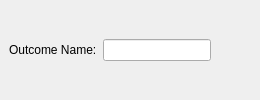
Qt form src/rc_metastudio/forms/outcome_name_page.ui (AliSalman-et-al/rc-metastudio) before a commit.
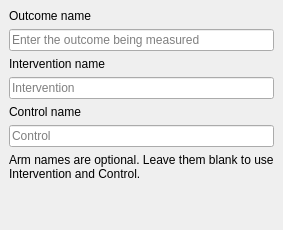
The same form after that commit.

Patch:
```diff
--- a/src/rc_metastudio/forms/outcome_name_page.ui
+++ b/src/rc_metastudio/forms/outcome_name_page.ui
@@ -2,74 +2,29 @@
 <ui version="4.0">
  <class>WizardPage</class>
  <widget class="QWizardPage" name="WizardPage">
-  <property name="geometry">
-   <rect>
-    <x>0</x>
-    <y>0</y>
-    <width>0</width>
-    <height>0</height>
-   </rect>
-  </property>
-  <property name="windowTitle">
-   <string>WizardPage</string>
-  </property>
-  <property name="title">
-   <string>Name the outcome</string>
-  </property>
-  <property name="subTitle">
-   <string/>
-  </property>
+  <property name="title"><string>Name the outcome and arms</string></property>
   <layout class="QVBoxLayout" name="workflowPageLayout">
-   <property name="leftMargin"><number>0</number></property>
-   <property name="topMargin"><number>0</number></property>
-   <property name="rightMargin"><number>0</number></property>
-   <property name="bottomMargin"><number>0</number></property>
-   <item>
-    <widget class="QScrollArea" name="pageScrollArea">
-     <property name="focusPolicy"><enum>Qt::NoFocus</enum></property>
-     <property name="frameShape"><enum>QFrame::NoFrame</enum></property>
-     <property name="widgetResizable"><bool>true</bool></property>
-     <widget class="QWidget" name="pageScrollContent">
-      <property name="sizePolicy"><sizepolicy hsizetype="Ignored" vsizetype="Preferred"><horstretch>0</horstretch><verstretch>0</verstretch></sizepolicy></property>
-      <layout class="QHBoxLayout" name="horizontalLayout">
-       <item>
-        <widget class="QLabel" name="label">
-     <property name="sizePolicy">
-      <sizepolicy hsizetype="Fixed" vsizetype="Fixed">
-       <horstretch>0</horstretch>
-       <verstretch>0</verstretch>
-      </sizepolicy>
-     </property>
-     <property name="text">
-      <string>Outcome Name:</string>
-     </property>
-     <property name="buddy">
-      <cstring>outcome_name_LineEdit</cstring>
-     </property>
+   <property name="leftMargin"><number>0</number></property><property name="topMargin"><number>0</number></property><property name="rightMargin"><number>0</number></property><property name="bottomMargin"><number>0</number></property>
+   <item><widget class="QScrollArea" name="pageScrollArea">
+    <property name="focusPolicy"><enum>Qt::NoFocus</enum></property><property name="frameShape"><enum>QFrame::NoFrame</enum></property><property name="widgetResizable"><bool>true</bool></property>
+    <widget class="QWidget" name="pageScrollContent">
+     <property name="sizePolicy"><sizepolicy hsizetype="Ignored" vsizetype="Preferred"><horstretch>0</horstretch><verstretch>0</verstretch></sizepolicy></property>
+     <layout class="QVBoxLayout" name="namingLayout">
+      <item><layout class="QFormLayout" name="formLayout">
+       <property name="fieldGrowthPolicy"><enum>QFormLayout::AllNonFixedFieldsGrow</enum></property><property name="rowWrapPolicy"><enum>QFormLayout::WrapAllRows</enum></property>
+       <item row="0" column="0"><widget class="QLabel" name="label"><property name="text"><string>Outcome name</string></property><property name="buddy"><cstring>outcome_name_LineEdit</cstring></property></widget></item>
+       <item row="0" column="1"><widget class="QLineEdit" name="outcome_name_LineEdit"><property name="placeholderText"><string>Enter the outcome being measured</string></property><property name="accessibleName"><string>Outcome name</string></property></widget></item>
+       <item row="1" column="0"><widget class="QLabel" name="first_group_label"><property name="text"><string>Intervention name</string></property><property name="buddy"><cstring>first_group_name</cstring></property></widget></item>
+       <item row="1" column="1"><widget class="QLineEdit" name="first_group_name"><property name="placeholderText"><string>Intervention</string></property><property name="accessibleName"><string>Intervention name</string></property></widget></item>
+       <item row="2" column="0"><widget class="QLabel" name="second_group_label"><property name="text"><string>Control name</string></property><property name="buddy"><cstring>second_group_name</cstring></property></widget></item>
+       <item row="2" column="1"><widget class="QLineEdit" name="second_group_name"><property name="placeholderText"><string>Control</string></property><property name="accessibleName"><string>Control name</string></property></widget></item>
+      </layout></item>
+      <item><widget class="QLabel" name="name_note"><property name="text"><string>Arm names are optional. Leave them blank to use Intervention and Control.</string></property><property name="wordWrap"><bool>true</bool></property></widget></item>
+      <item><widget class="QLabel" name="validation_label"><property name="text"><string/></property><property name="wordWrap"><bool>true</bool></property><property name="accessibleName"><string>Name validation</string></property></widget></item>
+      <item><spacer name="namingSpacer"><property name="orientation"><enum>Qt::Vertical</enum></property><property name="sizeHint" stdset="0"><size><width>20</width><height>20</height></size></property></spacer></item>
+     </layout>
     </widget>
-   </item>
-   <item>
-    <widget class="QLineEdit" name="outcome_name_LineEdit">
-     <property name="sizePolicy"><sizepolicy hsizetype="Expanding" vsizetype="Fixed"><horstretch>0</horstretch><verstretch>0</verstretch></sizepolicy></property>
-     <property name="enabled">
-      <bool>true</bool>
-     </property>
-     <property name="text">
-      <string/>
-     </property>
-   </widget>
-  </item>
-  <item>
-   <spacer name="horizontalSpacer">
-    <property name="orientation"><enum>Qt::Horizontal</enum></property>
-    <property name="sizeType"><enum>QSizePolicy::Expanding</enum></property>
-    <property name="sizeHint" stdset="0"><size><width>40</width><height>20</height></size></property>
-   </spacer>
-  </item>
-      </layout>
-     </widget>
-    </widget>
-   </item>
+   </widget></item>
   </layout>
  </widget>
  <resources/>
```
Left out of the diff: 4 changed lines with no effect on the pictures.
